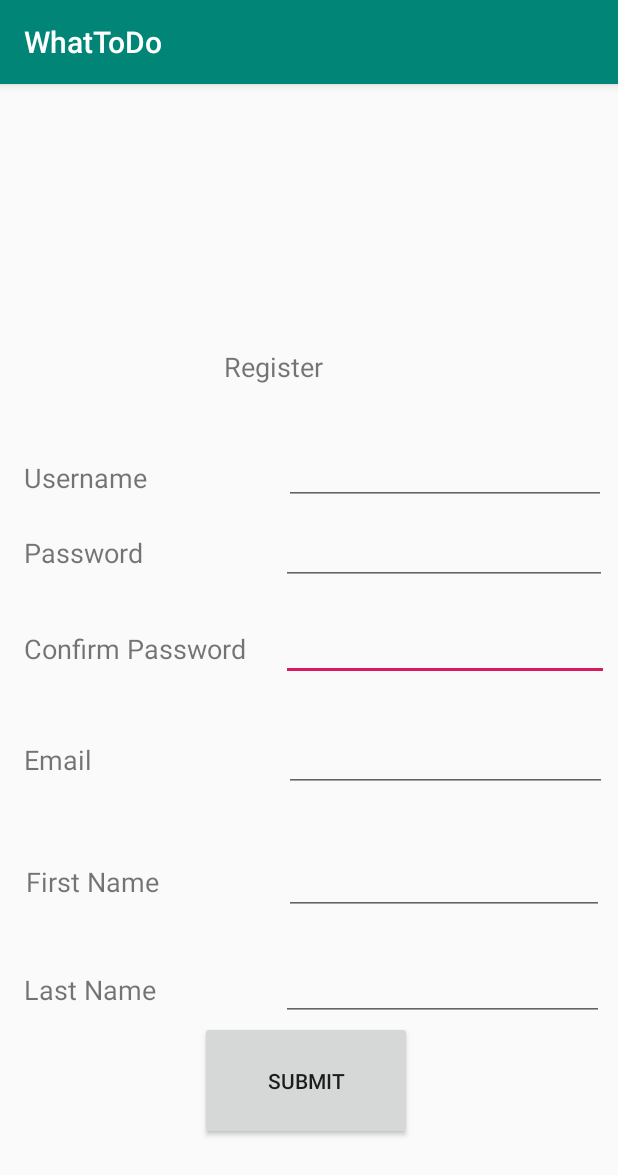
After one commit to damichaels/WhatToDo-CS495, an Android app: the Register screen opened directly, with no data from a screen before it, on a phone screen of 412 x 824 dp. The commit adds this screen. Shown: the top 1175 px of the screen. Run offline under Robolectric (Android 15) with nearby library versions, the phone set to English and light mode, and no system bars.

Commit message:
Added activities

```diff
--- /dev/null
+++ b/app/src/main/java/com/example/WhatToDo/Register.java
@@ -0,0 +1,37 @@
+package com.example.WhatToDo;
+
+import android.os.Bundle;
+
+import androidx.appcompat.app.AppCompatActivity;
+//import android.support.v7.app.AppCompatActivity;
+
+public class Register extends AppCompatActivity {
+
+    @Override
+    protected void onCreate(Bundle savedInstanceState) {
+        super.onCreate(savedInstanceState);
+        setContentView(R.layout.activity_register);
+        //Have to fix these inputs
+       // final Button btnSubmit = (Button) findViewById(R.id.submitbtn);
+       // final TextView usernameText = (TextView) findViewById(R.id.usernameInput);
+       // final TextView passwordText = (TextView) findViewById(R.id.passwordInput);
+       // final TextView passwordConfirmText = (TextView) findViewById(R.id.confirmPWInput);
+       // final TextView emailText = (TextView) findViewById(R.id.emailInput);
+       // final TextView firstnameText = (TextView) findViewById(R.id.firstnameInput);
+       // final TextView lastnameText = (TextView) findViewById(R.id.lastnameInput);
+
+       // btnSubmit.setOnClickListener(new View.OnClickListener() {
+         //   @Override
+         //   public void onClick(View v) {
+         //       String username = usernameText.getText().toString();
+          //      String password = passwordText.getText().toString();
+            //    String passwordConfirm = passwordConfirmText.getText().toString();
+              //  String email = emailText.getText().toString();
+            //    String firstname = firstnameText.getText().toString();
+             //   String lastname = lastnameText.getText().toString();
+
+                //Until database is setup, these strings would be stored in a text file.
+            }
+      //  });
+  //  }
+}
--- /dev/null
+++ b/app/src/main/res/layout/activity_register.xml
@@ -0,0 +1,225 @@
+<?xml version="1.0" encoding="utf-8"?>
+<RelativeLayout xmlns:android="http://schemas.android.com/apk/res/android"
+    xmlns:app="http://schemas.android.com/apk/res-auto"
+    xmlns:tools="http://schemas.android.com/tools"
+    android:id="@+id/linearLayout"
+    android:layout_width="match_parent"
+    android:layout_height="match_parent"
+    tools:context=".Register">
+
+    <TextView
+        android:id="@+id/usernameLabel"
+        android:layout_width="wrap_content"
+        android:layout_height="wrap_content"
+        android:layout_alignParentBottom="true"
+        android:layout_marginStart="16dp"
+        android:layout_marginLeft="16dp"
+        android:layout_marginBottom="493dp"
+        android:text="@string/username"
+        android:textSize="18sp" />
+
+    <TextView
+        android:id="@+id/passwordLabel"
+        android:layout_width="wrap_content"
+        android:layout_height="34dp"
+        android:layout_alignParentBottom="true"
+        android:layout_marginStart="16dp"
+        android:layout_marginLeft="16dp"
+        android:layout_marginBottom="434dp"
+        android:text="@string/password"
+        android:textSize="18sp" />
+
+    <TextView
+        android:id="@+id/confirmPWLabel"
+        android:layout_width="wrap_content"
+        android:layout_height="wrap_content"
+        android:layout_alignParentBottom="true"
+        android:layout_marginStart="16dp"
+        android:layout_marginLeft="16dp"
+        android:layout_marginTop="40dp"
+        android:layout_marginBottom="379dp"
+        android:text="@string/confirmPW"
+        android:textSize="18sp" />
+
+    <EditText
+        android:id="@+id/confirmPWInput"
+        android:layout_width="wrap_content"
+        android:layout_height="wrap_content"
+        android:layout_alignParentEnd="true"
+        android:layout_alignParentRight="true"
+        android:layout_alignParentBottom="true"
+        android:layout_marginStart="23dp"
+        android:layout_marginLeft="23dp"
+        android:layout_marginTop="16dp"
+        android:layout_marginEnd="6dp"
+        android:layout_marginRight="6dp"
+        android:layout_marginBottom="370dp"
+        android:layout_toEndOf="@+id/confirmPWLabel"
+        android:layout_toRightOf="@+id/confirmPWLabel"
+        android:ems="10"
+        android:inputType="textPassword" />
+
+    <TextView
+        android:id="@+id/emailLabel"
+        android:layout_width="wrap_content"
+        android:layout_height="wrap_content"
+        android:layout_alignParentBottom="true"
+        android:layout_marginStart="16dp"
+        android:layout_marginLeft="16dp"
+        android:layout_marginTop="36dp"
+        android:layout_marginBottom="305dp"
+        android:text="@string/email"
+        android:textSize="18sp" />
+
+    <TextView
+        android:id="@+id/firstnameLabel"
+        android:layout_width="100dp"
+        android:layout_height="wrap_content"
+        android:layout_alignParentStart="true"
+        android:layout_alignParentLeft="true"
+        android:layout_alignParentBottom="true"
+        android:layout_marginStart="17dp"
+        android:layout_marginLeft="17dp"
+        android:layout_marginTop="32dp"
+        android:layout_marginBottom="224dp"
+        android:text="@string/firstname"
+        android:textSize="18sp" />
+
+    <TextView
+        android:id="@+id/lastnameLabel"
+        android:layout_width="wrap_content"
+        android:layout_height="wrap_content"
+        android:layout_alignParentStart="true"
+        android:layout_alignParentLeft="true"
+        android:layout_alignParentBottom="true"
+        android:layout_marginStart="16dp"
+        android:layout_marginLeft="16dp"
+        android:layout_marginTop="40dp"
+        android:layout_marginBottom="152dp"
+        android:text="@string/lastname"
+        android:textSize="18sp" />
+
+    <Button
+        android:id="@+id/submitbtn"
+        android:layout_width="141dp"
+        android:layout_height="79dp"
+        android:layout_alignParentStart="true"
+        android:layout_alignParentLeft="true"
+        android:layout_alignParentEnd="true"
+        android:layout_alignParentRight="true"
+        android:layout_alignParentBottom="true"
+        android:layout_marginStart="133dp"
+        android:layout_marginLeft="133dp"
+        android:layout_marginEnd="137dp"
+        android:layout_marginRight="137dp"
+        android:layout_marginBottom="64dp"
+        android:text="@string/submit" />
+
+    <EditText
+        android:id="@+id/usernameInput"
+        android:layout_width="215dp"
+        android:layout_height="wrap_content"
+        android:layout_alignParentEnd="true"
+        android:layout_alignParentRight="true"
+        android:layout_alignParentBottom="true"
+        android:layout_marginStart="91dp"
+        android:layout_marginLeft="91dp"
+        android:layout_marginTop="112dp"
+        android:layout_marginEnd="8dp"
+        android:layout_marginRight="8dp"
+        android:layout_marginBottom="487dp"
+        android:layout_toEndOf="@+id/usernameLabel"
+        android:layout_toRightOf="@+id/usernameLabel"
+        android:ems="10"
+        android:inputType="textPersonName" />
+
+    <EditText
+        android:id="@+id/passwordInput"
+        android:layout_width="wrap_content"
+        android:layout_height="wrap_content"
+        android:layout_alignParentEnd="true"
+        android:layout_alignParentRight="true"
+        android:layout_alignParentBottom="true"
+        android:layout_marginStart="92dp"
+        android:layout_marginLeft="92dp"
+        android:layout_marginTop="16dp"
+        android:layout_marginEnd="7dp"
+        android:layout_marginRight="7dp"
+        android:layout_marginBottom="434dp"
+        android:layout_toEndOf="@+id/passwordLabel"
+        android:layout_toRightOf="@+id/passwordLabel"
+        android:ems="10"
+        android:inputType="textPassword" />
+
+    <EditText
+        android:id="@+id/emailInput"
+        android:layout_width="wrap_content"
+        android:layout_height="wrap_content"
+        android:layout_alignParentEnd="true"
+        android:layout_alignParentRight="true"
+        android:layout_alignParentBottom="true"
+        android:layout_marginStart="128dp"
+        android:layout_marginLeft="128dp"
+        android:layout_marginTop="16dp"
+        android:layout_marginEnd="7dp"
+        android:layout_marginRight="7dp"
+        android:layout_marginBottom="296dp"
+        android:layout_toEndOf="@+id/emailLabel"
+        android:layout_toRightOf="@+id/emailLabel"
+        android:ems="10"
+        android:inputType="textEmailAddress" />
+
+    <EditText
+        android:id="@+id/firstnameInput"
+        android:layout_width="wrap_content"
+        android:layout_height="wrap_content"
+        android:layout_alignParentEnd="true"
+        android:layout_alignParentRight="true"
+        android:layout_alignParentBottom="true"
+        android:layout_marginStart="72dp"
+        android:layout_marginLeft="72dp"
+        android:layout_marginTop="16dp"
+        android:layout_marginEnd="9dp"
+        android:layout_marginRight="9dp"
+        android:layout_marginBottom="214dp"
+        android:layout_toEndOf="@+id/firstnameLabel"
+        android:layout_toRightOf="@+id/firstnameLabel"
+        android:ems="10"
+        android:inputType="textPersonName" />
+
+    <EditText
+        android:id="@+id/lastnameInput"
+        android:layout_width="wrap_content"
+        android:layout_height="wrap_content"
+        android:layout_alignParentEnd="true"
+        android:layout_alignParentRight="true"
+        android:layout_alignParentBottom="true"
+        android:layout_marginStart="83dp"
+        android:layout_marginLeft="83dp"
+        android:layout_marginTop="16dp"
+        android:layout_marginEnd="9dp"
+        android:layout_marginRight="9dp"
+        android:layout_marginBottom="143dp"
+        android:layout_toEndOf="@+id/lastnameLabel"
+        android:layout_toRightOf="@+id/lastnameLabel"
+        android:ems="10"
+        android:inputType="textPersonName" />
+
+    <TextView
+        android:id="@+id/textView"
+        android:layout_width="wrap_content"
+        android:layout_height="42dp"
+        android:layout_alignParentStart="true"
+        android:layout_alignParentLeft="true"
+        android:layout_alignParentEnd="true"
+        android:layout_alignParentRight="true"
+        android:layout_alignParentBottom="true"
+        android:layout_marginStart="149dp"
+        android:layout_marginLeft="149dp"
+        android:layout_marginEnd="142dp"
+        android:layout_marginRight="142dp"
+        android:layout_marginBottom="550dp"
+        android:text="@string/register"
+        android:textSize="18sp" />
+
+</RelativeLayout>
--- a/app/src/main/res/values/strings.xml
+++ b/app/src/main/res/values/strings.xml
@@ -1,4 +1,16 @@
 <resources>
     <string name="app_name">WhatToDo</string>
     <string name="strLogin">Login</string>
+    <string name="register">Register</string>
+    <string name="username">Username</string>
+    <string name="password">Password</string>
+    <string name="confirmPW">Confirm Password</string>
+    <string name="email">Email</string>
+    <string name="firstname">First Name</string>
+    <string name="lastname">Last Name</string>
+    <string name="submit">Submit</string>
+    <string name="groups">Groups</string>
+    <string name="creategroup">Create New Group</string>
+    <string name="leavegroup">Leave Group</string>
+    <string name="logo">Logo</string>
 </resources>
```
Also changed, not shown: app/build.gradle (+6 -1 lines), app/src/main/AndroidManifest.xml (+9 -1 lines), app/src/main/java/com/example/WhatToDo/GroupList.java (added, +25 -0 lines), app/src/main/java/com/example/WhatToDo/MainActivity.java (+18 -6 lines), app/src/main/res/layout/activity_group_list.xml (added, +90 -0 lines), app/src/main/res/layout/activity_main.xml (+28 -9 lines), 1 other file.
